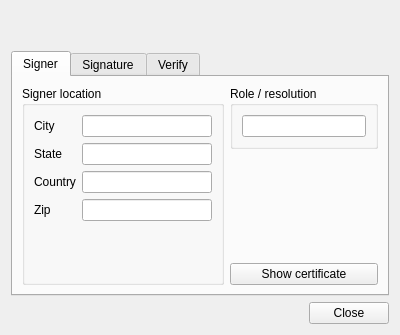
This is qdigidocclient/trunk/src/ui/SignatureDialog.ui in tixsys/esteid as Qt 5 draws it before an edit. The edited form follows.
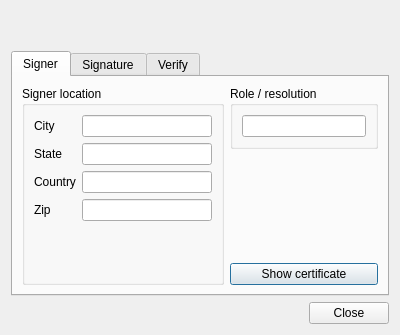
This is the edited form.

Commit message: qdigidocclient: cleanup and use QDialog instead QWidget

```diff
--- a/qdigidocclient/trunk/src/ui/SignatureDialog.ui
+++ b/qdigidocclient/trunk/src/ui/SignatureDialog.ui
@@ -1,6 +1,6 @@
 <ui version="4.0" >
  <class>SignatureDialog</class>
- <widget class="QWidget" name="SignatureDialog" >
+ <widget class="QDialog" name="SignatureDialog" >
   <property name="geometry" >
    <rect>
     <x>0</x>
```
Left out of the diff: 2 changed lines with no effect on the pictures. The commit also changes 2 other files.
